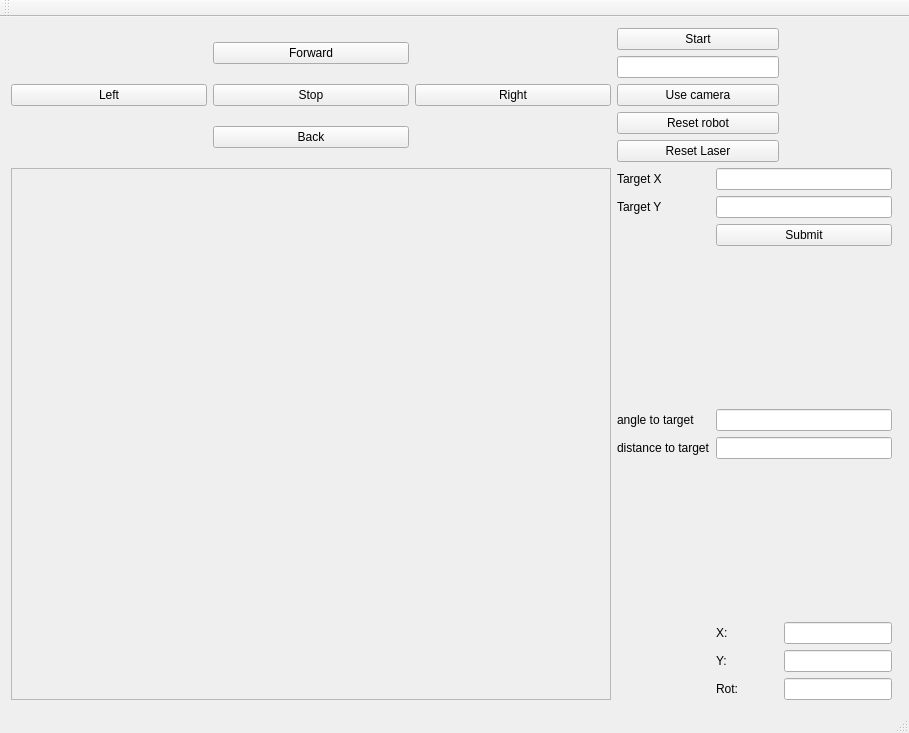
First picture: the form in demoRMR/mainwindow.ui, repository Fildo7525/demoRMR, before the edit.
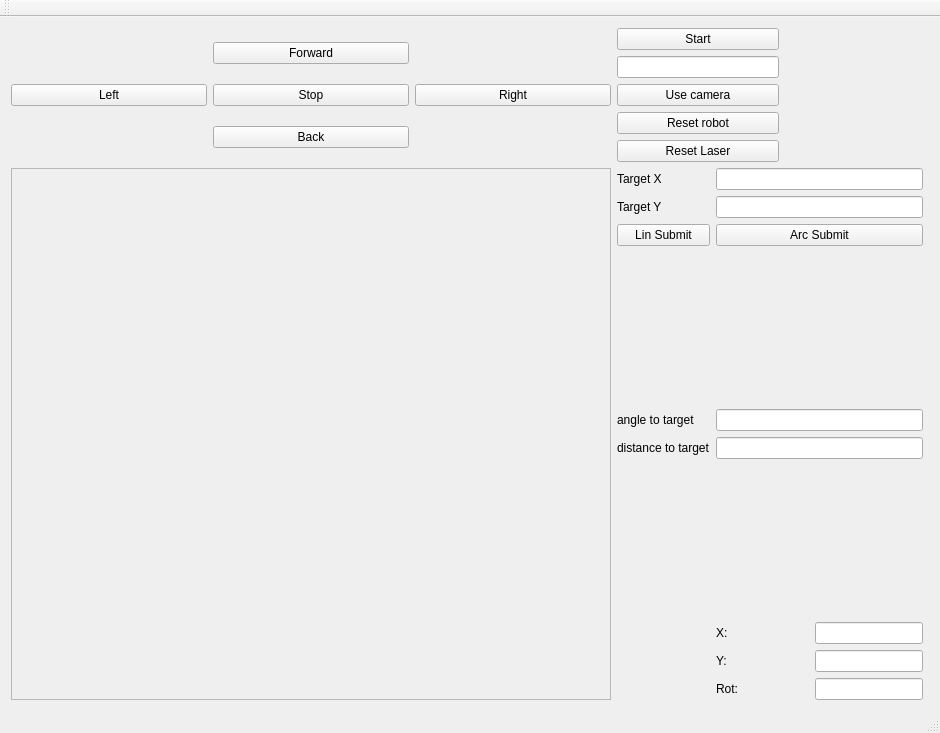
Second picture: the form after the edit.

Commit message: mainwindow: linear and arc position tracking

The edit to the form file:
```diff
--- a/demoRMR/mainwindow.ui
+++ b/demoRMR/mainwindow.ui
@@ -6,7 +6,7 @@
    <rect>
     <x>0</x>
     <y>0</y>
-    <width>909</width>
+    <width>940</width>
     <height>733</height>
    </rect>
   </property>
@@ -213,13 +213,6 @@
           </property>
          </widget>
         </item>
-        <item row="3" column="1">
-         <widget class="QPushButton" name="submitTargetButton">
-          <property name="text">
-           <string>Submit</string>
-          </property>
-         </widget>
-        </item>
         <item row="5" column="0">
          <widget class="QLabel" name="label_6">
           <property name="text">
@@ -352,6 +345,20 @@
           </property>
          </widget>
         </item>
+        <item row="3" column="0">
+         <widget class="QPushButton" name="linSubmitTargetButton">
+          <property name="text">
+           <string>Lin Submit</string>
+          </property>
+         </widget>
+        </item>
+        <item row="3" column="1">
+         <widget class="QPushButton" name="arcSubmitTargetButton">
+          <property name="text">
+           <string>Arc Submit</string>
+          </property>
+         </widget>
+        </item>
        </layout>
       </item>
      </layout>
```
Left out of the diff: 4 changed lines with no effect on the pictures. The commit also changes 2 other files.
